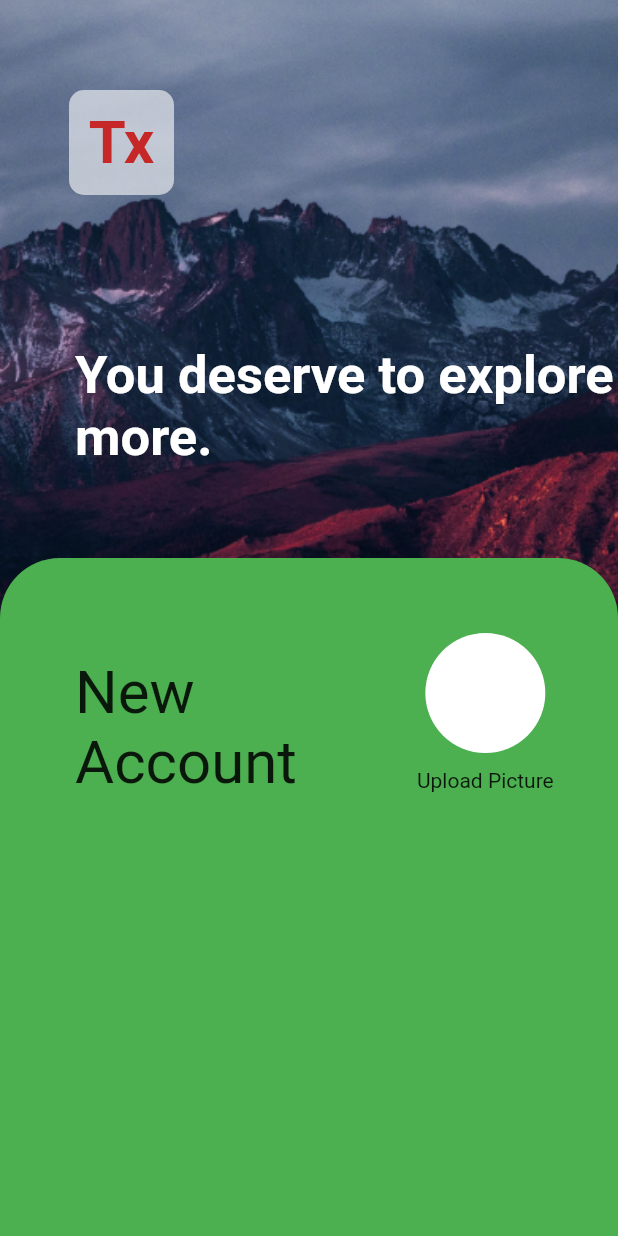
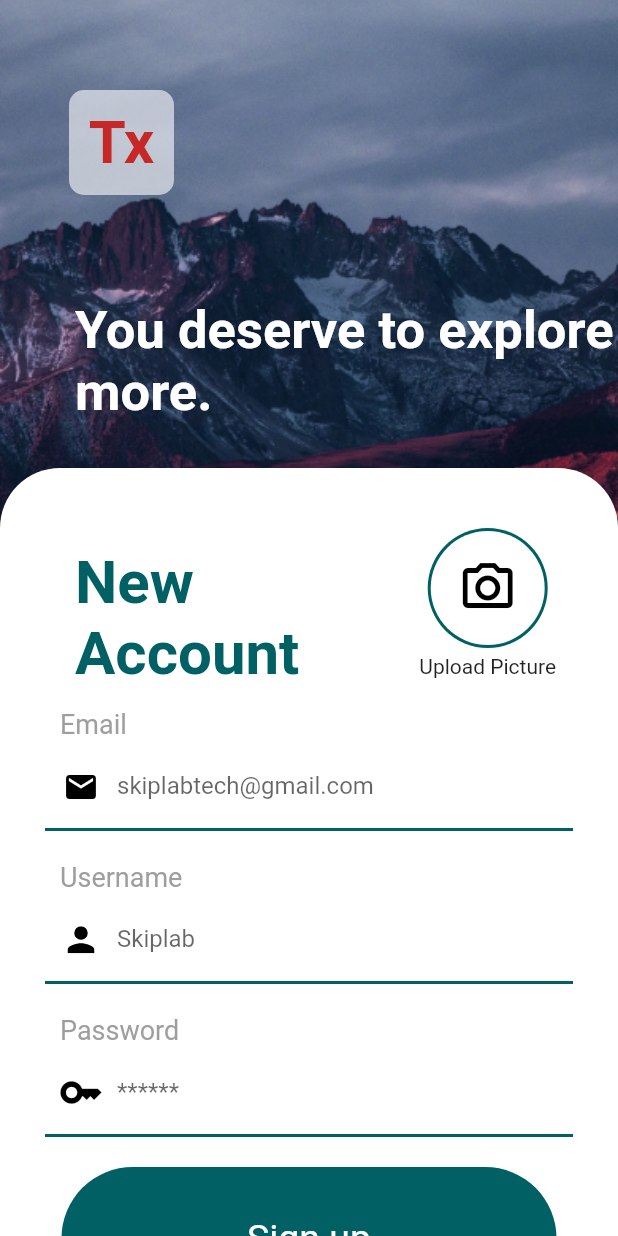
Before and after one commit to techbruh/Travel_Tour_App, a Flutter app: the SignUp screen opened directly, on a phone screen of 412 x 824 dp. Run offline on Flutter 3.47's test engine with Material 2 defaults, Android fonts, the light colour scheme and no system bars; our stand-ins replace flutter_svg, get.

Commit message:
Finished Sign Up Page

```diff
--- a/lib/features/home/presentation/screens/sign_up.dart
+++ b/lib/features/home/presentation/screens/sign_up.dart
@@ -1,4 +1,5 @@
 import 'package:flutter/material.dart';
+import 'package:flutter_svg/flutter_svg.dart';
 
 
 class SignUp extends StatefulWidget {
@@ -45,7 +46,7 @@ class _SignUpState extends State<SignUp> {
             ),
           ),
           SizedBox(
-            height: 100,
+            height: 70,
           ),
           Padding(
             padding: const EdgeInsets.only(left: 50),
@@ -55,41 +56,152 @@ class _SignUpState extends State<SignUp> {
                 fontSize: 35)),
           ),
           SizedBox(
-            height: 60,
+            height: 30,
           ),
           Container(
-            height: 522,
+            height: 582,
             width: 500,
             decoration: BoxDecoration(
-              color: Colors.green,
+              color: Colors.white,
               borderRadius: BorderRadius.only(topRight: Radius.circular(40), topLeft: Radius.circular(40))
             ),
             child: Column(
               children: [
                 Padding(
-                  padding: const EdgeInsets.only(left: 50, top: 50),
+                  padding: const EdgeInsets.only(left: 50, top: 40),
                   child: Row(
                     children: [
-                      Text("New\nAccount", style: TextStyle(fontSize: 40),),
+                      Text("New\nAccount", style: TextStyle(fontSize: 40, fontWeight: FontWeight.bold, color: Colors.cyan[900] ),),
                       Padding(
                         padding: const EdgeInsets.only(left: 80, bottom: 20),
                         child: Column(
                           children: [
                             CircleAvatar(
                               radius: 40,
-                              backgroundColor: Colors.white,
+                              backgroundColor: Colors.cyan[900],
+                              child: CircleAvatar(
+                                backgroundColor: Colors.white,
+                                  radius: 38,
+                               child: Icon(Icons.camera_alt_outlined, size: 40, color: Colors.black,),
+                              ),
                             ),
                             SizedBox(
-                             height: 10,
+                             height: 4,
                             ),
-                            Text("Upload Picture")
+                            Text("Upload Picture",)
                           ],
                         ),
-                      )
+                      ),
+
                     ],
                   ),
+                ),
+                Align(
+                  alignment: Alignment.topLeft,
+                    child: Padding(
+                      padding: const EdgeInsets.only(left: 40),
+                      child: Text("Email", style: TextStyle(color: Colors.grey, fontSize: 18),),
+                    )
+                ),
+                SizedBox(
+                  height: 2,
+                ),
+                Padding(
+                  padding: const EdgeInsets.only(left: 30, right: 30),
+                  child: TextFormField(
+                    decoration: InputDecoration(
+                      labelText: "skiplabtech@gmail.com",
+                      enabledBorder: UnderlineInputBorder(
+                        borderSide: BorderSide(
+                            color: Colors.cyan[900]!,
+                          width: 2!
+                        )
+                      ),
+                      prefixIcon: Icon(Icons.email,
+                      color: Colors.black,
+
+                      )
+                    ),
+                  ),
+                ),
+                SizedBox(
+                  height: 20,
+                ),
+                Align(
+                    alignment: Alignment.topLeft,
+                    child: Padding(
+                      padding: const EdgeInsets.only(left: 40),
+                      child: Text("Username", style: TextStyle(color: Colors.grey, fontSize: 18),),
+                    )
+                ),
+                SizedBox(
+                  height: 2,
+                ),
+                Padding(
+                  padding: const EdgeInsets.only(left: 30, right: 30),
+                  child: TextFormField(
+                    decoration: InputDecoration(
+                      labelText: "Skiplab",
+                        enabledBorder: UnderlineInputBorder(
+                            borderSide: BorderSide(
+                                color: Colors.cyan[900]!,
+                                width: 2!
+                            )
+                        ),
+                        prefixIcon: SvgPicture.asset("assets/icons/user.svg",
+                            height: 25,
+                          width: 25,
+                          fit: BoxFit.scaleDown,
+                        )
+                    ),
+                  ),
+                ),
+                SizedBox(
+                  height: 20,
+                ),
+                Align(
+                    alignment: Alignment.topLeft,
+                    child: Padding(
+                      padding: const EdgeInsets.only(left: 40),
+                      child: Text("Password", style: TextStyle(color: Colors.grey, fontSize: 18),),
+                    )
+                ),
+                SizedBox(
+                  height: 2,
+                ),
+                Padding(
+                  padding: const EdgeInsets.only(left: 30, right: 30),
+                  child: TextFormField(
+                    decoration: InputDecoration(
+                      labelText: "******",
+                      enabledBorder: UnderlineInputBorder(
+                          borderSide: BorderSide(
+                              color: Colors.cyan[900]!,
+                              width: 2!
+                          )
+                      ),
+                        prefixIcon: Icon(Icons.key,
+                        color: Colors.black,
+                          size: 30,
+                        ),
+                    ),
+                  ),
+                ),
+                SizedBox(
+                  height: 20,
+                ),
+                Container(
+                  height: 95,
+                  width: 330,
+                  decoration: BoxDecoration(
+                      color: Colors.cyan[900],
+                      borderRadius: BorderRadius.circular(50)
+                  ),
+                  child: Align(
+                      alignment: Alignment.center,
+                      child: Text("Sign up", style: TextStyle(fontSize: 25, color: Colors.white),)
+                  ),
                 )
-
               ],
             ),
           )
--- a/pubspec.yaml
+++ b/pubspec.yaml
@@ -36,6 +36,7 @@ dependencies:
   # Use with the CupertinoIcons class for iOS style icons.
   cupertino_icons: ^1.0.2
   get: ^4.6.5
+  flutter_svg: ^2.0.5
 
 dev_dependencies:
   flutter_test:
```
Also changed, not shown: assets/icons/camera.svg (added), assets/icons/email.svg (added), assets/icons/password.svg (renamed from assets/icons/Icon feather-key.svg), assets/icons/user.svg (renamed from assets/icons/Icon ionic-md-person.svg), pubspec.lock.
